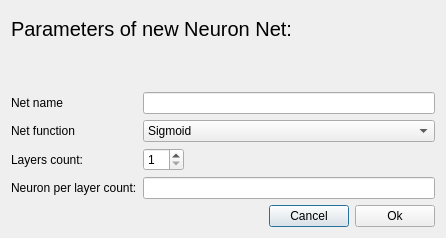
Above: TP_CXX/NetManagers/createNet.ui from xammi/2014_Cpp_Technopark before the change. Below: the same form after it.
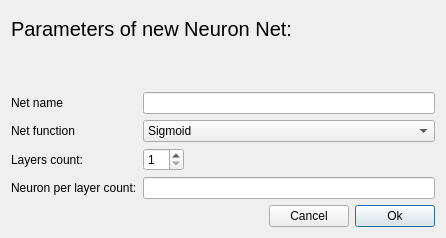
That is the form after the change.

What changed in the file:
```diff
--- a/TP_CXX/NetManagers/createNet.ui
+++ b/TP_CXX/NetManagers/createNet.ui
@@ -146,6 +146,9 @@
        <property name="text">
         <string>Cancel</string>
        </property>
+       <property name="autoDefault">
+        <bool>false</bool>
+       </property>
       </widget>
      </item>
      <item>
```
Left out of the diff: 10 changed lines with no effect on the pictures.
